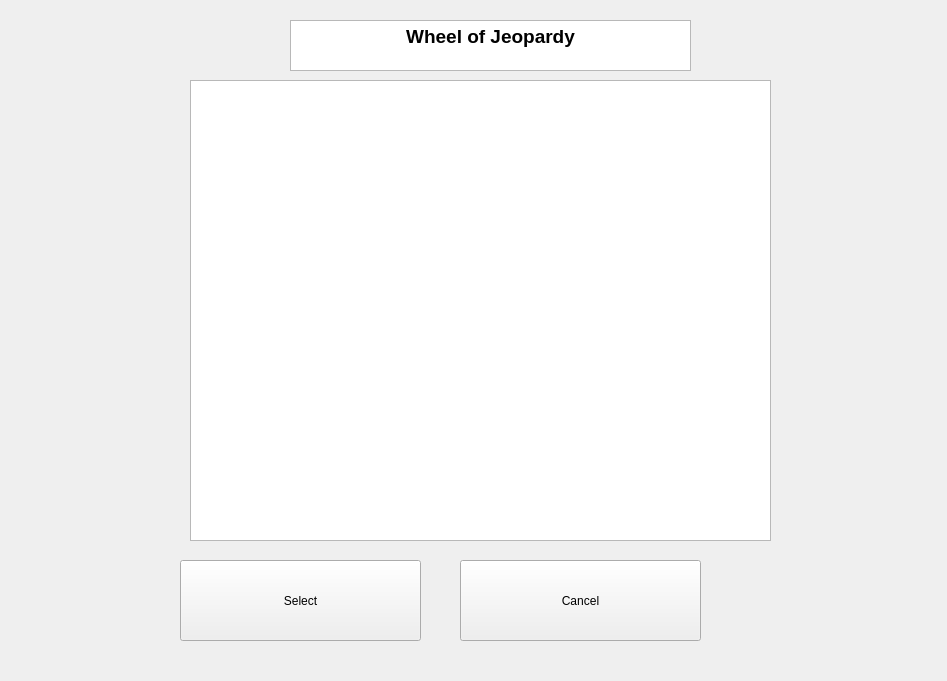
Before: the Qt Designer form ui/categoryEdit.ui in chae1108/wheel-of-jeopardy, drawn with Qt 5.
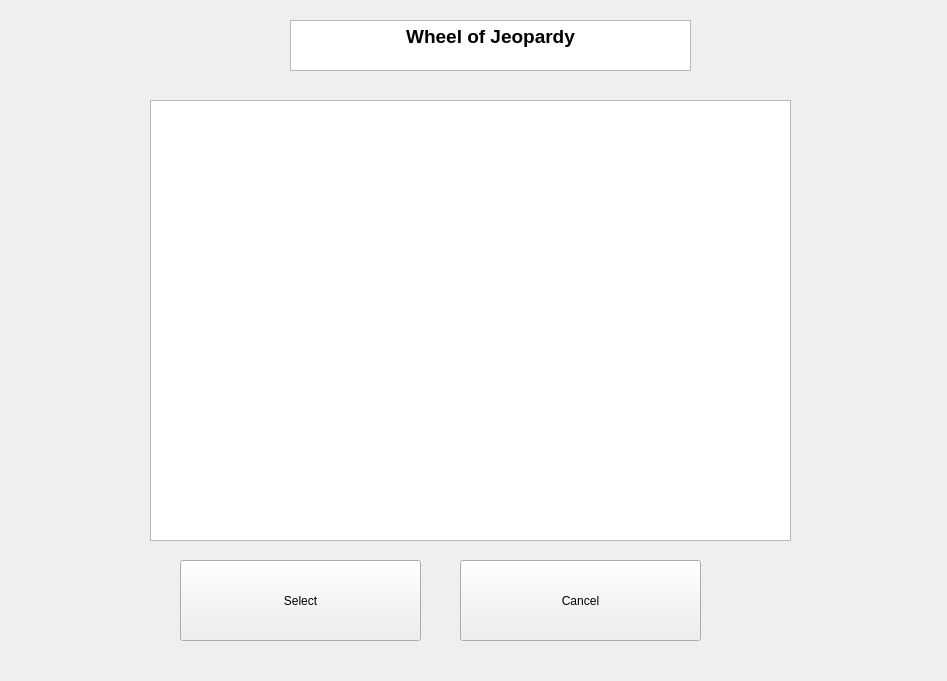
After: the same form once the commit is applied.

Commit message: built categoryAdd'

The edit to the form file:
```diff
--- a/ui/categoryEdit.ui
+++ b/ui/categoryEdit.ui
@@ -30,16 +30,6 @@
 &lt;p align=&quot;center&quot; style=&quot; margin-top:0px; margin-bottom:0px; margin-left:0px; margin-right:0px; -qt-block-indent:0; text-indent:0px;&quot;&gt;&lt;span style=&quot; font-size:14pt; font-weight:600;&quot;&gt;Wheel of Jeopardy&lt;/span&gt;&lt;/p&gt;&lt;/body&gt;&lt;/html&gt;</string>
    </property>
   </widget>
-  <widget class="QListView" name="list">
-   <property name="geometry">
-    <rect>
-     <x>190</x>
-     <y>80</y>
-     <width>581</width>
-     <height>461</height>
-    </rect>
-   </property>
-  </widget>
   <widget class="QPushButton" name="select">
    <property name="geometry">
     <rect>
@@ -66,6 +56,16 @@
     <string>Cancel</string>
    </property>
   </widget>
+  <widget class="QListWidget" name="list">
+   <property name="geometry">
+    <rect>
+     <x>150</x>
+     <y>100</y>
+     <width>641</width>
+     <height>441</height>
+    </rect>
+   </property>
+  </widget>
  </widget>
  <resources/>
  <connections/>
```
The commit also changes 14 other files.
